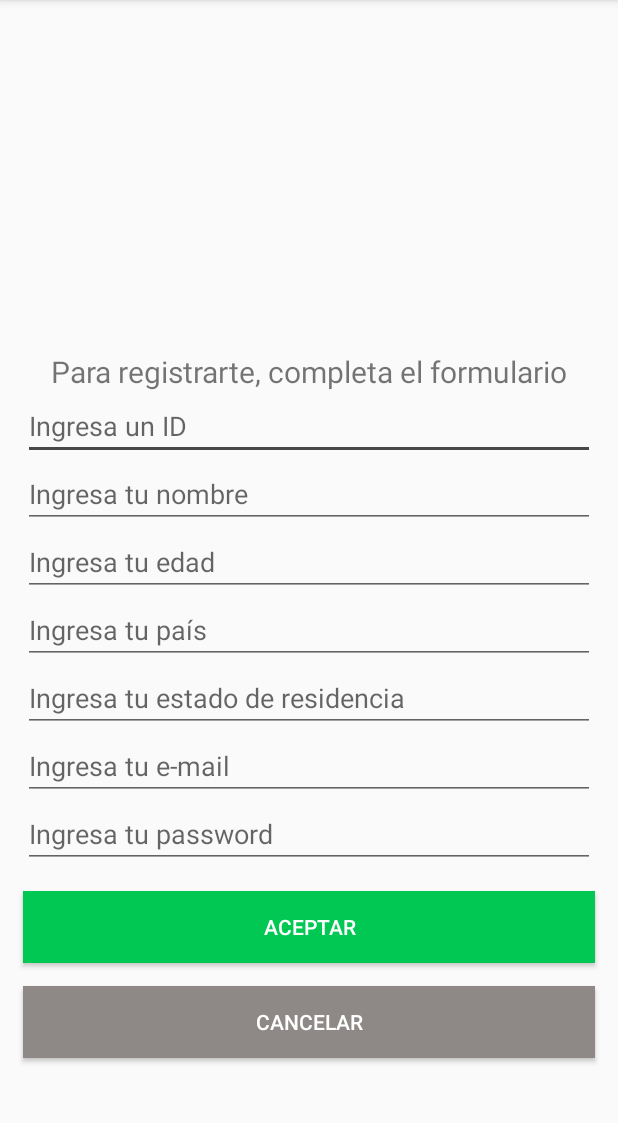
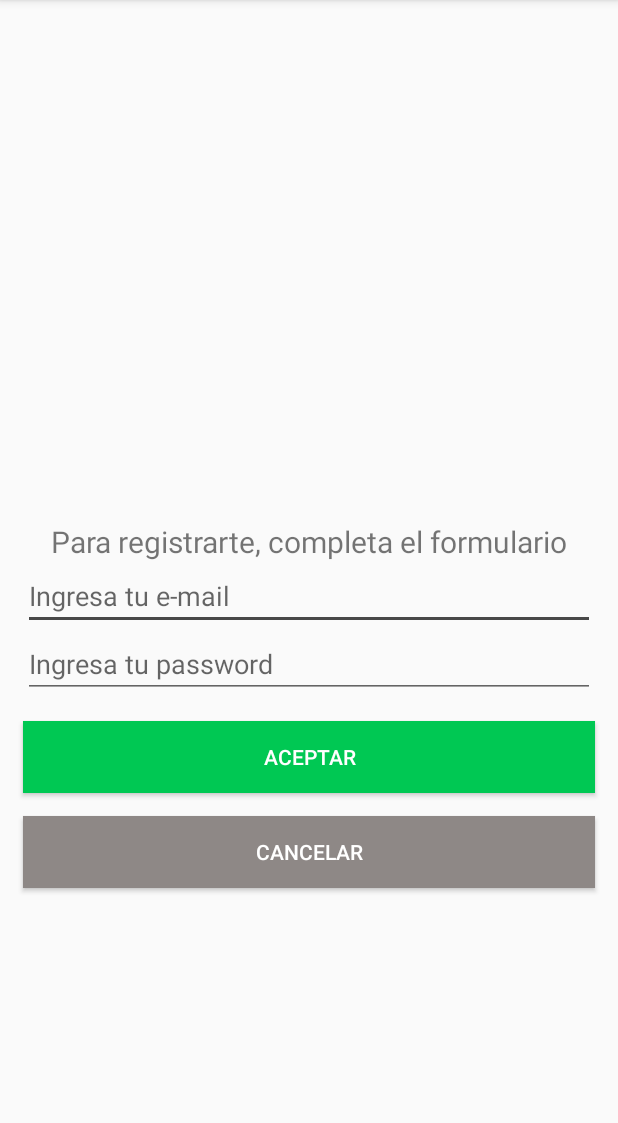
Before and after one commit to juanNava1/Juego, an Android app: the RegisterActivity screen opened directly, with no data from a screen before it, after a tap on "ACEPTAR", on a phone screen of 412 x 824 dp, the part 84-1207 px from its top. Run offline under Robolectric (Android 15) with nearby library versions, the phone set to English and light mode, and no system bars; our stand-ins replace Firebase (no records; nobody signed in at launch, a user with empty details on screens opened directly), Room's generated code.

Commit message:
Register

```diff
--- a/app/src/main/java/com/example/siluetas/MainActivity.java
+++ b/app/src/main/java/com/example/siluetas/MainActivity.java
@@ -39,7 +39,7 @@ public class MainActivity extends AppCompatActivity {
         // Passing each menu ID as a set of Ids because each
         // menu should be considered as top level destinations.
         mAppBarConfiguration = new AppBarConfiguration.Builder(R.id.nav_info,
-                R.id.nav_gallery, R.id.nav_slideshow, R.id.nav_perfil, R.id.nav_operaciones, R.id.nav_encuentra)
+                R.id.nav_gallery, R.id.nav_slideshow, R.id.nav_operaciones, R.id.nav_encuentra)
                 .setDrawerLayout(drawer)
                 .build();
         NavController navController = Navigation.findNavController(this, R.id.nav_host_fragment);
--- a/app/src/main/java/com/example/siluetas/RegisterActivity.java
+++ b/app/src/main/java/com/example/siluetas/RegisterActivity.java
@@ -56,12 +56,10 @@ public class RegisterActivity extends AppCompatActivity {
         sqlite = new SQLite(getApplicationContext());
         aceptar = (Button) findViewById(R.id.registerme);
         cancelar = (Button) findViewById(R.id.back_to_login);
-        name = (EditText) findViewById(R.id.PersonName);
-        edad = (EditText) findViewById(R.id.PersonOld);
-        pais = (EditText) findViewById(R.id.Country);
+
         emai = (EditText) findViewById(R.id.PersonEmail);
         pass = (EditText) findViewById(R.id.PersonPasword);
-        id = (EditText) findViewById(R.id.EditID);
+
         imagen = (ImageView) findViewById(R.id.imageViewPersona);
         user = new User() ;
         imagen.setOnClickListener(new View.OnClickListener() {
@@ -97,26 +95,20 @@ public class RegisterActivity extends AppCompatActivity {
         aceptar.setOnClickListener(new View.OnClickListener() {
             @Override
             public void onClick(View v) {
-                if (id.getText().toString().equals("")||name.getText().toString().equals("") ||
-                        edad.getText().toString().equals("") || pais.getText().toString().equals("") || emai.getText().toString().equals("")
+                if ( emai.getText().toString().equals("")
                         || pass.getText().toString().equals("")) {
                     Toast.makeText(getApplicationContext(), "Requiere los campos", Toast.LENGTH_LONG).show();
                 } else {
-                    int idd = Integer.parseInt(id.getText().toString());
-                    String nom = name.getText().toString().toUpperCase();
-                    user.setNombre(nom); // Tada! :o asi con todos? Yes
-                    String fech = edad.getText().toString().toUpperCase();
-                    // Le estabas pasando algo que aún no tenías a no ya vi en que la cague xD
-                    user.setEdad(fech);
-                    String paiss = pais.getText().toString().toUpperCase();
-                    user.setPais(paiss);
+                    //int idd = Integer.parseInt(id.getText().toString());
+
+
                     String email = emai.getText().toString().toUpperCase();
                     user.setEmail(email);
                     String pas = pass.getText().toString().toUpperCase();
                     user.setPassword(pas);
                     user.insert(RegisterActivity.this);
                     sqlite.abrir();
-                    if (sqlite.addRegistroUsuario(idd, nom, fech, paiss, email, pas, img)) {
+                    if (sqlite.addRegistroUsuario(email, pas, img)) {
                         Toast.makeText(getApplicationContext(), "Datos almacenados", Toast.LENGTH_LONG).show();
                         starRegister();
                     } else {
@@ -133,11 +125,10 @@ public class RegisterActivity extends AppCompatActivity {
 
     }
     private void starRegister(){
-        final String nombre = name.getText().toString().trim();
         final String mail = emai.getText().toString().trim();
         String contra = pass.getText().toString().trim();
 
-        if(!TextUtils.isEmpty(nombre) && !TextUtils.isEmpty(mail) && !TextUtils.isEmpty(contra)){
+        if(!TextUtils.isEmpty(mail) && !TextUtils.isEmpty(contra)){
             mProgress.setMessage("Registrando, espere un momento...");
             mProgress.show();
             mAuth.createUserWithEmailAndPassword(mail, contra)
--- a/app/src/main/java/com/example/siluetas/bd/sql.java
+++ b/app/src/main/java/com/example/siluetas/bd/sql.java
@@ -12,10 +12,6 @@ public class sql extends SQLiteOpenHelper {
     private static final int VERSION = 1;
 
     private final String tUsuarios = "CREATE TABLE USUARIOS ("+
-            "ID INTEGER PRIMARY KEY AUTOINCREMENT NOT NULL, "+
-            "NOMBRE TEXT, "+
-            "EDAD TEXT NOT NULL, "+
-            "PAIS TEXT NOT NULL,"+
             "EMAIL TEXT NOT NULL, "+
             "PASSWORD TEXT NOT NULL, "+
             "IMAGEN TEXT NOT NULL );";
--- a/app/src/main/res/layout/activity_register.xml
+++ b/app/src/main/res/layout/activity_register.xml
@@ -18,7 +18,7 @@
             android:layout_height="171dp"
             android:layout_gravity="center"
             android:contentDescription="@string/todo"
-            tools:srcCompat="@drawable/siete" />
+            tools:srcCompat="@drawable/tdah2" />
 
         <TextView
             android:id="@+id/register_header"
@@ -27,61 +27,6 @@
             android:text="@string/register_header"
             android:gravity="center_horizontal"
             android:textSize="20sp"/>
-
-        <EditText
-            android:id="@+id/EditID"
-            android:layout_width="match_parent"
-            android:layout_height="wrap_content"
-            android:ems="10"
-            android:hint="@string/id"
-            android:inputType="textPersonName"
-            android:importantForAutofill="no"
-            android:layout_marginLeft="15dp"
-            android:layout_marginRight="15dp"/>
-
-        <EditText
-            android:id="@+id/PersonName"
-            android:layout_width="match_parent"
-            android:layout_height="wrap_content"
-            android:ems="10"
-            android:hint="@string/name"
-            android:inputType="textPersonName"
-            android:importantForAutofill="no"
-            android:layout_marginLeft="15dp"
-            android:layout_marginRight="15dp"/>
-
-        <EditText
-            android:id="@+id/PersonOld"
-            android:layout_width="match_parent"
-            android:layout_height="wrap_content"
-            android:ems="10"
-            android:hint="@string/old"
-            android:inputType="number"
-            android:importantForAutofill="no"
-            android:layout_marginLeft="15dp"
-            android:layout_marginRight="15dp"/>
-
-        <EditText
-            android:id="@+id/Country"
-            android:layout_width="match_parent"
-            android:layout_height="wrap_content"
-            android:ems="10"
-            android:hint="@string/country"
-            android:importantForAutofill="no"
-            android:inputType="textPersonName"
-            android:layout_marginLeft="15dp"
-            android:layout_marginRight="15dp"/>
-
-        <EditText
-            android:id="@+id/State"
-            android:layout_width="match_parent"
-            android:layout_height="wrap_content"
-            android:ems="10"
-            android:hint="@string/state"
-            android:importantForAutofill="no"
-            android:inputType="textPersonName"
-            android:layout_marginLeft="15dp"
-            android:layout_marginRight="15dp"/>
 
         <EditText
             android:id="@+id/PersonEmail"
--- a/app/src/main/res/menu/activity_main_drawer.xml
+++ b/app/src/main/res/menu/activity_main_drawer.xml
@@ -9,10 +9,6 @@
             android:id="@+id/nav_info"
             android:icon="@drawable/ic_info_foreground"
             android:title="@string/info" />
-        <item
-            android:id="@+id/nav_perfil"
-            android:icon="@drawable/ic_person_foreground"
-            android:title="@string/perfil" />
         <item
             android:id="@+id/nav_gallery"
             android:icon="@drawable/ic_pet_foreground"
--- a/app/src/main/res/navigation/mobile_navigation.xml
+++ b/app/src/main/res/navigation/mobile_navigation.xml
@@ -10,12 +10,6 @@
         android:name="com.example.siluetas.ui.info.InfoFragment"
         android:label="@string/info"
         tools:layout="@layout/fragment_info" />
-
-    <fragment
-        android:id="@+id/nav_perfil"
-        android:name="com.example.siluetas.ui.perfil.PerfilFragment"
-        android:label="@string/perfil"
-        tools:layout="@layout/fragment_perfil" />
 
     <fragment
         android:id="@+id/nav_gallery"
```
Also changed, not shown: app/src/main/java/com/example/siluetas/bd/SQLite.java (+4 -11 lines).
